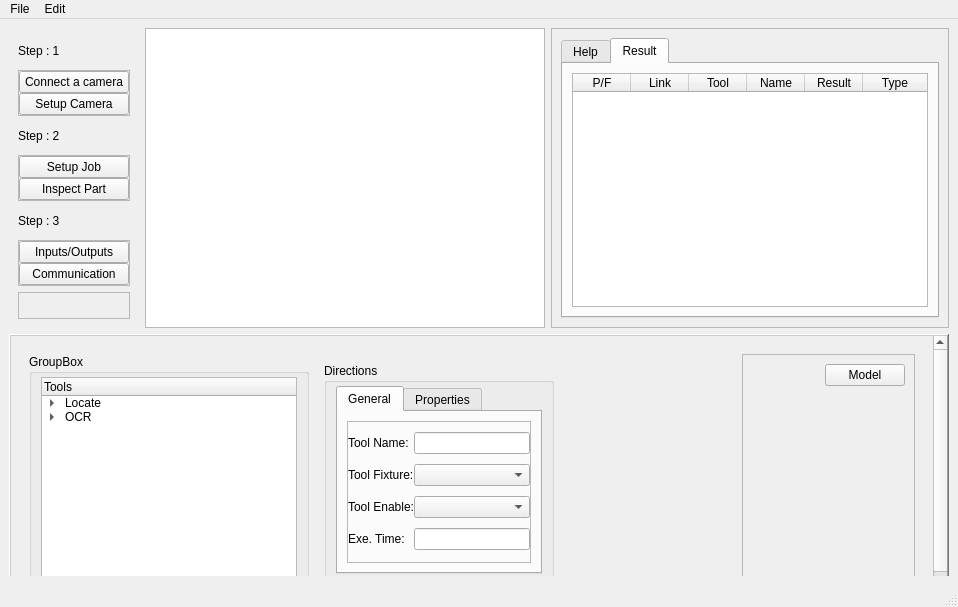
This is deepvision-ui/gui/ui_mainwindow.ui in itsarpitgupta/dream-projects as Qt 5 draws it before an edit. The edited form follows.
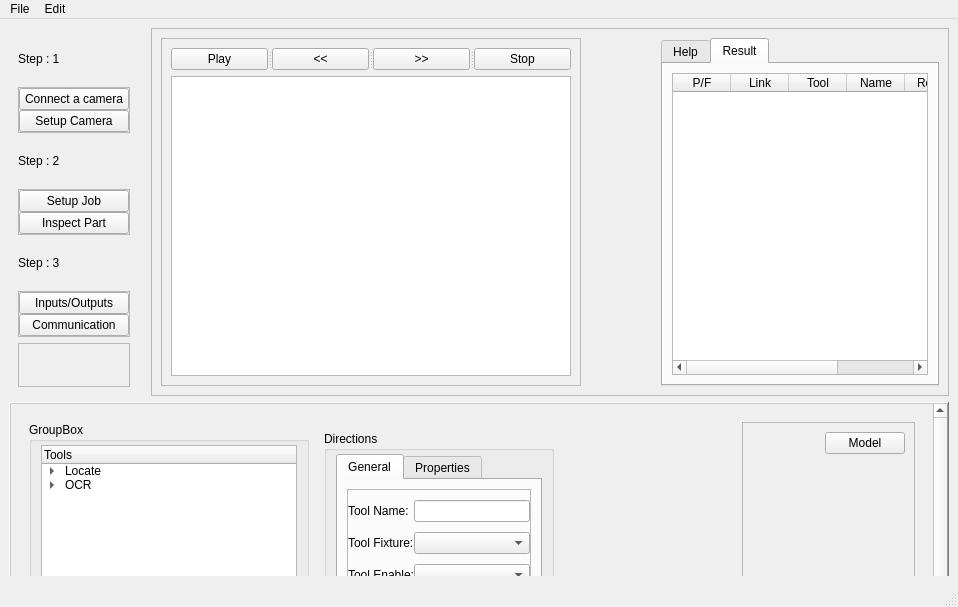
This is the edited form.

Diff of the .ui file:
```diff
--- a/deepvision-ui/gui/ui_mainwindow.ui
+++ b/deepvision-ui/gui/ui_mainwindow.ui
@@ -24,7 +24,7 @@
   </property>
   <widget class="QWidget" name="centralwidget">
    <layout class="QGridLayout" name="gridLayout_5">
-    <item row="0" column="0">
+    <item row="1" column="0">
      <widget class="QScrollArea" name="scrollArea">
       <property name="maximumSize">
        <size>
@@ -53,7 +53,7 @@
          <x>0</x>
          <y>0</y>
          <width>130</width>
-         <height>300</height>
+         <height>369</height>
         </rect>
        </property>
        <layout class="QGridLayout" name="gridLayout_7">
@@ -232,29 +232,7 @@
       </widget>
      </widget>
     </item>
-    <item row="0" column="1">
-     <widget class="QGraphicsView" name="graphicsView">
-      <property name="minimumSize">
-       <size>
-        <width>400</width>
-        <height>300</height>
-       </size>
-      </property>
-      <property name="maximumSize">
-       <size>
-        <width>400</width>
-        <height>300</height>
-       </size>
-      </property>
-      <property name="verticalScrollBarPolicy">
-       <enum>Qt::ScrollBarAlwaysOff</enum>
-      </property>
-      <property name="horizontalScrollBarPolicy">
-       <enum>Qt::ScrollBarAlwaysOff</enum>
-      </property>
-     </widget>
-    </item>
-    <item row="0" column="2">
+    <item row="1" column="2">
      <widget class="QFrame" name="frame_7">
       <property name="frameShape">
        <enum>QFrame::StyledPanel</enum>
@@ -263,7 +241,7 @@
        <enum>QFrame::Raised</enum>
       </property>
       <layout class="QGridLayout" name="gridLayout_2">
-       <item row="0" column="0">
+       <item row="0" column="2">
         <widget class="QTabWidget" name="tabWidget">
          <property name="currentIndex">
           <number>1</number>
@@ -356,10 +334,99 @@
          </widget>
         </widget>
        </item>
+       <item row="0" column="0">
+        <widget class="QFrame" name="frame_10">
+         <property name="minimumSize">
+          <size>
+           <width>0</width>
+           <height>0</height>
+          </size>
+         </property>
+         <property name="frameShape">
+          <enum>QFrame::StyledPanel</enum>
+         </property>
+         <property name="frameShadow">
+          <enum>QFrame::Raised</enum>
+         </property>
+         <layout class="QGridLayout" name="gridLayout_22">
+          <item row="0" column="0">
+           <widget class="QSplitter" name="splitter_2">
+            <property name="orientation">
+             <enum>Qt::Horizontal</enum>
+            </property>
+            <widget class="QPushButton" name="pushButton_8">
+             <property name="minimumSize">
+              <size>
+               <width>0</width>
+               <height>0</height>
+              </size>
+             </property>
+             <property name="text">
+              <string>Play</string>
+             </property>
+            </widget>
+            <widget class="QPushButton" name="pushButton_9">
+             <property name="text">
+              <string>&lt;&lt;</string>
+             </property>
+            </widget>
+            <widget class="QPushButton" name="pushButton_10">
+             <property name="text">
+              <string>&gt;&gt;</string>
+             </property>
+            </widget>
+            <widget class="QPushButton" name="pushButton_11">
+             <property name="text">
+              <string>Stop</string>
+             </property>
+            </widget>
+           </widget>
+          </item>
+          <item row="1" column="0">
+           <widget class="QGraphicsView" name="graphicsView">
+            <property name="minimumSize">
+             <size>
+              <width>400</width>
+              <height>300</height>
+             </size>
+            </property>
+            <property name="maximumSize">
+             <size>
+              <width>400</width>
+              <height>300</height>
+             </size>
+            </property>
+            <property name="lineWidth">
+             <number>12</number>
+            </property>
+            <property name="verticalScrollBarPolicy">
+             <enum>Qt::ScrollBarAlwaysOff</enum>
+            </property>
+            <property name="horizontalScrollBarPolicy">
+             <enum>Qt::ScrollBarAlwaysOff</enum>
+            </property>
+           </widget>
+          </item>
+         </layout>
+        </widget>
+       </item>
+       <item row="0" column="1">
+        <spacer name="horizontalSpacer_5">
+         <property name="orientation">
+          <enum>Qt::Horizontal</enum>
+         </property>
+         <property name="sizeHint" stdset="0">
+          <size>
+           <width>40</width>
+           <height>20</height>
+          </size>
+         </property>
+        </spacer>
+       </item>
       </layout>
      </widget>
     </item>
-    <item row="1" column="0" colspan="3">
+    <item row="2" column="0" colspan="3">
      <widget class="QSplitter" name="splitter">
       <property name="minimumSize">
        <size>
```
